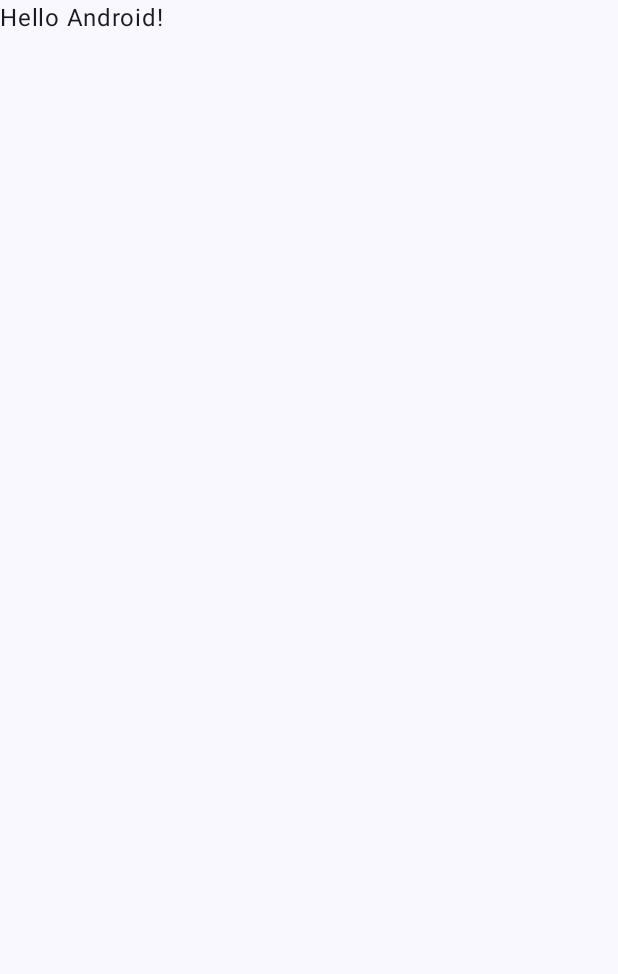
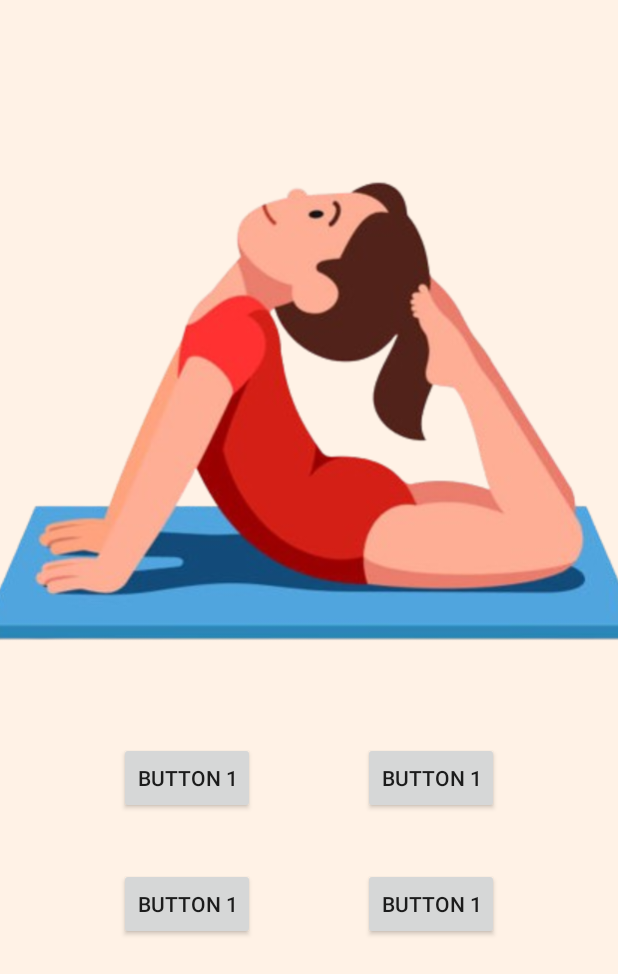
Before and after one commit to premptk/BreathEase, an Android app built with Jetpack Compose: the screen it shows after launch (MainActivity), on a phone screen of 412 x 824 dp. Before the commit the part shown is almost empty. Shown: the top 974 px of the screen. Run offline under Robolectric (Android 15) with nearby library versions, the light colour scheme and no system bars.

Commit message:
added home page image and buttons

```diff
--- a/app/build.gradle
+++ b/app/build.gradle
@@ -63,4 +63,6 @@ dependencies {
     androidTestImplementation libs.androidx.ui.test.junit4
     debugImplementation libs.androidx.ui.tooling
     debugImplementation libs.androidx.ui.test.manifest
+    implementation "androidx.appcompat:appcompat:1.3.1"
+    implementation "androidx.constraintlayout:constraintlayout:2.2.0-alpha13"
 }
--- a/app/src/main/AndroidManifest.xml
+++ b/app/src/main/AndroidManifest.xml
@@ -10,13 +10,13 @@
         android:label="@string/app_name"
         android:roundIcon="@mipmap/ic_launcher_round"
         android:supportsRtl="true"
-        android:theme="@style/Theme.BreathEasegit"
+        android:theme="@style/Theme.AppCompat.Light.NoActionBar"
         tools:targetApi="31">
         <activity
             android:name=".MainActivity"
             android:exported="true"
             android:label="@string/app_name"
-            android:theme="@style/Theme.BreathEasegit">
+            android:theme="@style/Theme.AppCompat.Light.NoActionBar">
             <intent-filter>
                 <action android:name="android.intent.action.MAIN" />
 
--- a/app/src/main/java/com/example/breatheasegit/MainActivity.kt
+++ b/app/src/main/java/com/example/breatheasegit/MainActivity.kt
@@ -1,46 +1,11 @@
 package com.example.breatheasegit
 
 import android.os.Bundle
-import androidx.activity.ComponentActivity
-import androidx.activity.compose.setContent
-import androidx.compose.foundation.layout.fillMaxSize
-import androidx.compose.material3.MaterialTheme
-import androidx.compose.material3.Surface
-import androidx.compose.material3.Text
-import androidx.compose.runtime.Composable
-import androidx.compose.ui.Modifier
-import androidx.compose.ui.tooling.preview.Preview
-import com.example.breatheasegit.ui.theme.BreathEasegitTheme
+import androidx.appcompat.app.AppCompatActivity
 
-class MainActivity : ComponentActivity() {
+class MainActivity : AppCompatActivity() {
     override fun onCreate(savedInstanceState: Bundle?) {
         super.onCreate(savedInstanceState)
-        setContent {
-            BreathEasegitTheme {
-                // A surface container using the 'background' color from the theme
-                Surface(
-                    modifier = Modifier.fillMaxSize(),
-                    color = MaterialTheme.colorScheme.background
-                ) {
-                    Greeting("Android")
-                }
-            }
-        }
+        setContentView(R.layout.home_layout);
     }
 }
-
-@Composable
-fun Greeting(name: String, modifier: Modifier = Modifier) {
-    Text(
-        text = "Hello $name!",
-        modifier = modifier
-    )
-}
-
-@Preview(showBackground = true)
-@Composable
-fun GreetingPreview() {
-    BreathEasegitTheme {
-        Greeting("Android")
-    }
-}
--- /dev/null
+++ b/app/src/main/res/layout/home_layout.xml
@@ -0,0 +1,78 @@
+<?xml version="1.0" encoding="utf-8"?>
+<androidx.constraintlayout.widget.ConstraintLayout xmlns:android="http://schemas.android.com/apk/res/android"
+    xmlns:app="http://schemas.android.com/apk/res-auto"
+    xmlns:tools="http://schemas.android.com/tools"
+    android:layout_width="match_parent"
+    android:layout_height="match_parent"
+    android:background="#fff2e6">
+
+    <androidx.constraintlayout.widget.Guideline
+        android:id="@+id/guideline_horizontal_half"
+        android:layout_width="wrap_content"
+        android:layout_height="wrap_content"
+        android:orientation="horizontal"
+        app:layout_constraintGuide_percent="0.6" />
+
+    <androidx.constraintlayout.widget.Guideline
+        android:id="@+id/guideline_vertical_half"
+        android:layout_width="wrap_content"
+        android:layout_height="wrap_content"
+        android:orientation="vertical"
+        app:layout_constraintGuide_percent="0.5" />
+
+    <ImageView
+        android:id="@+id/backgroundImage"
+        android:layout_width="wrap_content"
+        android:layout_height="wrap_content"
+        android:scaleType="centerCrop"
+        android:src="@drawable/yoga_homepage"
+        app:layout_constraintEnd_toEndOf="parent"
+        app:layout_constraintStart_toStartOf="parent"
+        app:layout_constraintTop_toTopOf="parent"
+        app:layout_constraintBottom_toTopOf="@id/guideline_horizontal_half"
+        tools:ignore="ContentDescription" />
+
+
+    <Button
+        android:id="@+id/button1"
+        android:layout_width="wrap_content"
+        android:layout_height="wrap_content"
+        android:layout_marginRight="36dp"
+        android:text="Button 1"
+        app:layout_constraintHorizontal_bias="0.37"
+        app:layout_constraintRight_toLeftOf="@id/guideline_vertical_half"
+        app:layout_constraintTop_toBottomOf="@id/guideline_horizontal_half" />
+
+    <Button
+        android:id="@+id/button2"
+        android:layout_width="wrap_content"
+        android:layout_height="wrap_content"
+        android:layout_marginLeft="36dp"
+        android:text="Button 1"
+        app:layout_constraintHorizontal_bias="0.37"
+        app:layout_constraintLeft_toRightOf="@id/guideline_vertical_half"
+        app:layout_constraintTop_toBottomOf="@id/guideline_horizontal_half" />
+
+    <Button
+        android:id="@+id/button3"
+        android:layout_width="wrap_content"
+        android:layout_height="wrap_content"
+        android:layout_marginTop="36dp"
+        android:layout_marginRight="36dp"
+        android:text="Button 1"
+        app:layout_constraintHorizontal_bias="0.37"
+        app:layout_constraintRight_toLeftOf="@id/guideline_vertical_half"
+        app:layout_constraintTop_toBottomOf="@id/button1" />
+
+    <Button
+        android:id="@+id/button4"
+        android:layout_width="wrap_content"
+        android:layout_height="wrap_content"
+        android:layout_marginTop="36dp"
+        android:layout_marginLeft="36dp"
+        android:text="Button 1"
+        app:layout_constraintHorizontal_bias="0.37"
+        app:layout_constraintLeft_toRightOf="@id/guideline_vertical_half"
+        app:layout_constraintTop_toBottomOf="@id/button2" />
+
+</androidx.constraintlayout.widget.ConstraintLayout>
```
Also changed, not shown: app/src/main/res/drawable/yoga_homepage.png (added).
